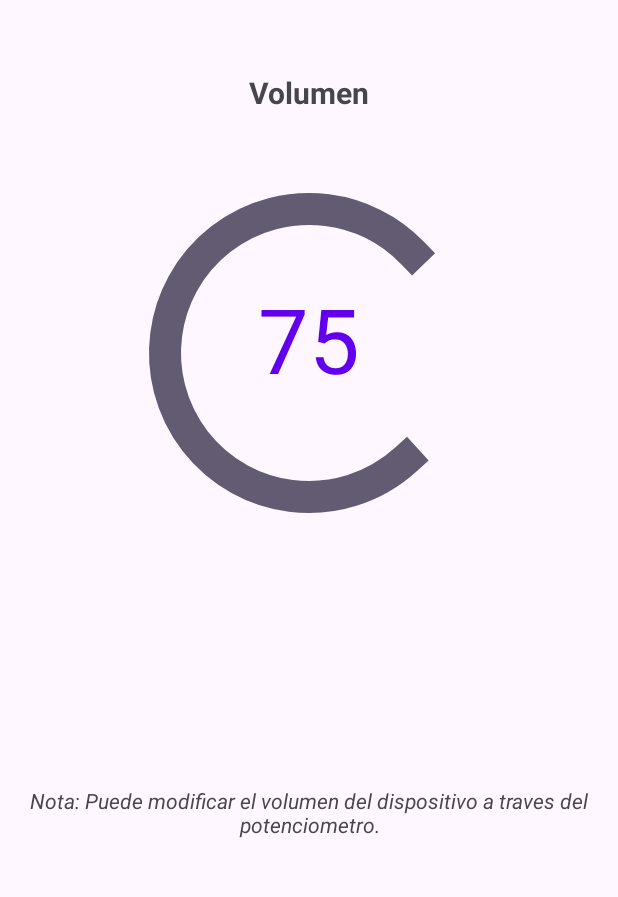
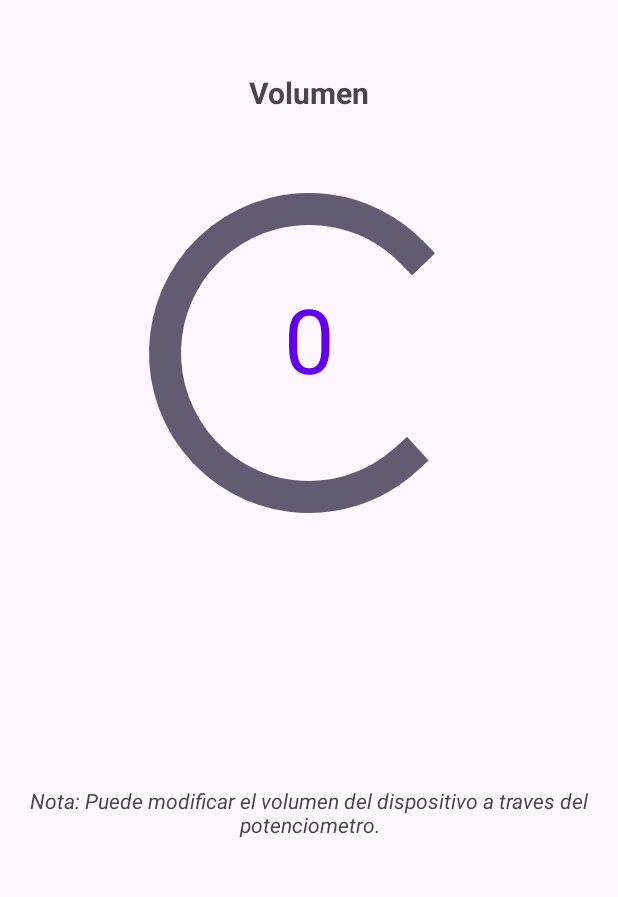
Before and after one commit to PabloNVP/Pastillero-App, an Android app: the VolumeActivity screen opened directly, with no data from a screen before it, on a phone screen of 412 x 824 dp, the part 204-1101 px from its top. Run offline under Robolectric (Android 15) with nearby library versions, the phone set to English and light mode, and no system bars.

Commit message:
Update VolumeActivity with MQTTForegoundService

```diff
--- a/app/build.gradle.kts
+++ b/app/build.gradle.kts
@@ -39,6 +39,7 @@ dependencies {
     implementation(libs.material)
     implementation(libs.activity)
     implementation(libs.constraintlayout)
+    implementation(libs.work.runtime)
     testImplementation(libs.junit)
     androidTestImplementation(libs.ext.junit)
     androidTestImplementation(libs.espresso.core)
--- a/app/src/main/java/com/example/pastilleroapp/VolumeActivity.java
+++ b/app/src/main/java/com/example/pastilleroapp/VolumeActivity.java
@@ -1,7 +1,13 @@
 package com.example.pastilleroapp;
 
+import android.annotation.SuppressLint;
+import android.content.BroadcastReceiver;
+import android.content.Context;
+import android.content.Intent;
+import android.content.IntentFilter;
+import android.content.SharedPreferences;
 import android.os.Bundle;
-import android.widget.ProgressBar;
+import android.util.Log;
 import android.widget.TextView;
 
 import androidx.activity.EdgeToEdge;
@@ -12,6 +18,12 @@ import androidx.core.view.WindowInsetsCompat;
 
 public class VolumeActivity extends AppCompatActivity {
     private TextView tvVolume;
+
+    private final VolumeBroadcastReceiver volumeBroadcastReceiver =  new VolumeBroadcastReceiver();
+    public static final String VOLUME_SHARED = "volume_store";
+    public static final String LAST_VOLUME_SAVED = "last_volume";
+    public static final String EXTRA_VOLUME = "volume";
+    public static final String ACTION_VOLUME_RECEIVED = "com.example.pastilleroapp.mqtt.MQTT_VOLUME_RECEIVED";
 
     @Override
     protected void onCreate(Bundle savedInstanceState) {
@@ -26,7 +38,33 @@ public class VolumeActivity extends AppCompatActivity {
 
         tvVolume = findViewById(R.id.txtVolume);
 
-        int value = 75;
-        tvVolume.setText(String.valueOf(value));
+        SharedPreferences prefs = getSharedPreferences(VOLUME_SHARED, MODE_PRIVATE);
+        String volume = prefs.getString(LAST_VOLUME_SAVED, "0");
+        tvVolume.setText(volume);
     }
+
+    @SuppressLint("UnspecifiedRegisterReceiverFlag")
+    @Override
+    protected void onStart(){
+        super.onStart();
+        IntentFilter filter = new IntentFilter(ACTION_VOLUME_RECEIVED);
+        registerReceiver(volumeBroadcastReceiver, filter);
+    }
+    @Override
+    protected void onStop(){
+        unregisterReceiver(volumeBroadcastReceiver);
+        super.onStop();
+    }
+
+    private class VolumeBroadcastReceiver extends BroadcastReceiver {
+        @Override
+        public void onReceive(Context context, Intent intent) {
+            if (ACTION_VOLUME_RECEIVED.equals(intent.getAction())) {
+                String value = intent.getStringExtra(EXTRA_VOLUME);
+
+                Log.d("MQTT", "Mensaje MQTT: " + value);
+                tvVolume.setText(String.valueOf(value));
+            }
+        }
+    };
 }
--- a/gradle/libs.versions.toml
+++ b/gradle/libs.versions.toml
@@ -7,6 +7,7 @@ appcompat = "1.7.1"
 material = "1.12.0"
 activity = "1.10.1"
 constraintlayout = "2.2.1"
+workRuntime = "2.10.2"
 
 [libraries]
 junit = { group = "junit", name = "junit", version.ref = "junit" }
@@ -16,6 +17,7 @@ appcompat = { group = "androidx.appcompat", name = "appcompat", version.ref = "a
 material = { group = "com.google.android.material", name = "material", version.ref = "material" }
 activity = { group = "androidx.activity", name = "activity", version.ref = "activity" }
 constraintlayout = { group = "androidx.constraintlayout", name = "constraintlayout", version.ref = "constraintlayout" }
+work-runtime = { group = "androidx.work", name = "work-runtime", version.ref = "workRuntime" }
 
 [plugins]
 android-application = { id = "com.android.application", version.ref = "agp" }
```
Also changed, not shown: app/src/main/java/com/example/pastilleroapp/MQTTForegroundService.java (+18 -0 lines).
